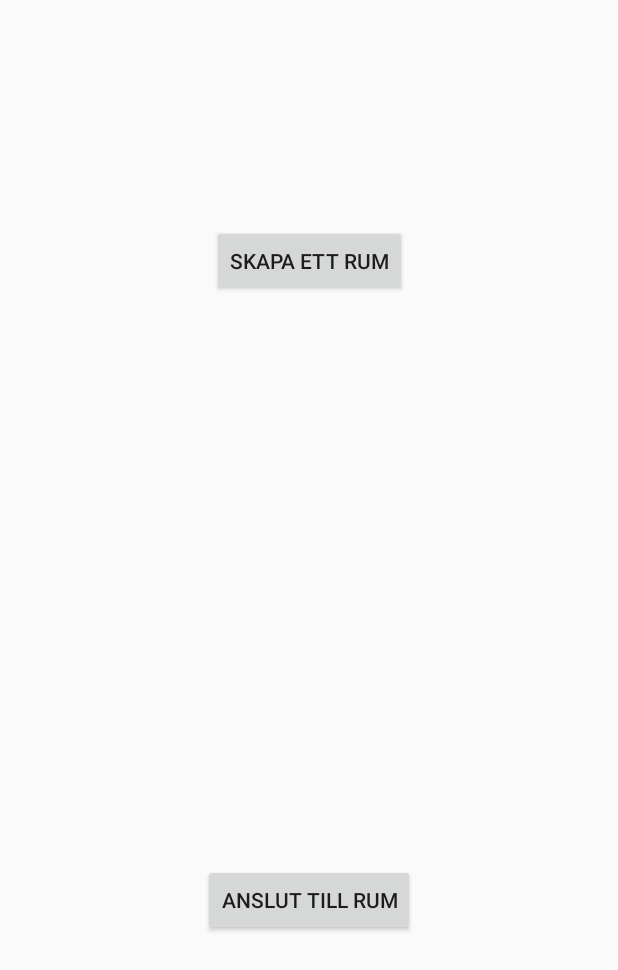
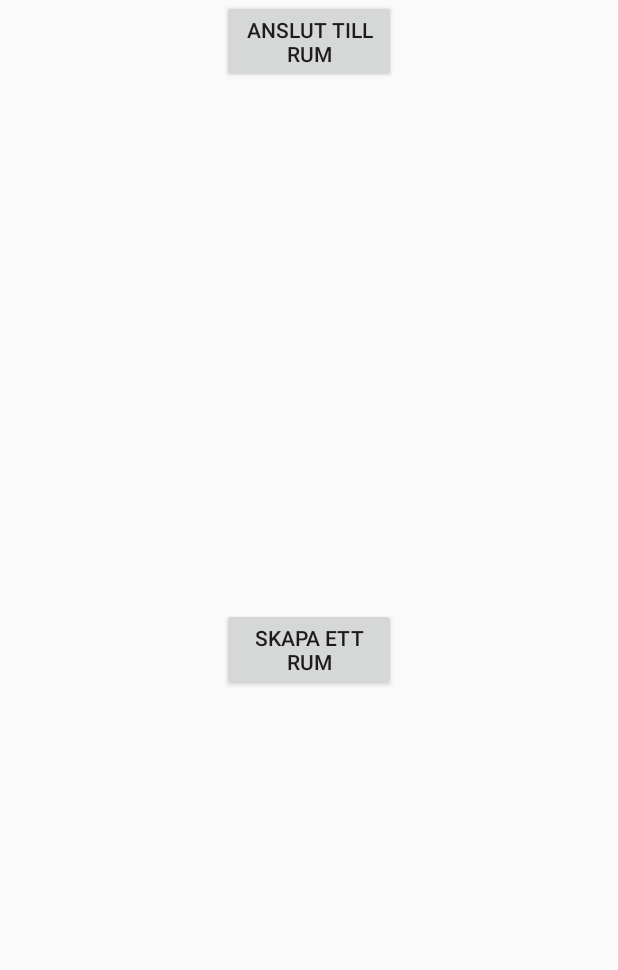
Before and after one commit to vltmn/qdio, an Android app: the screen it shows after launch (WelcomeActivity), on a phone screen of 412 x 824 dp. Shown: the top 970 px of the screen. Run offline under Robolectric (Android 15) with nearby library versions, the phone set to English and light mode, and no system bars.

Commit message:
added progress icon for createRoom in WelcomeActivity

```diff
--- a/app/src/main/java/io/hamo/qdio/view/WelcomeActivity.java
+++ b/app/src/main/java/io/hamo/qdio/view/WelcomeActivity.java
@@ -2,27 +2,39 @@ package io.hamo.qdio.view;
 
 import android.Manifest;
 import android.app.Activity;
+import android.arch.lifecycle.Observer;
 import android.content.Intent;
 import android.content.pm.PackageManager;
 import android.os.Bundle;
+import android.support.annotation.Nullable;
 import android.support.v4.app.ActivityCompat;
+import android.support.v4.app.Fragment;
+import android.support.v4.app.FragmentActivity;
 import android.support.v4.content.ContextCompat;
 import android.util.Log;
 import android.view.View;
+import android.widget.LinearLayout;
+import android.widget.ProgressBar;
 
 import io.hamo.qdio.MainActivity;
 import io.hamo.qdio.R;
+import io.hamo.qdio.playback.ConnectFragment;
+import io.hamo.qdio.playback.PlayerFactory;
 import io.hamo.qdio.room.Room;
 import io.hamo.qdio.room.RoomInstanceHolder;
 import io.hamo.qdio.room.init.RoomCreationService;
 
-public class WelcomeActivity extends Activity {
+public class WelcomeActivity extends FragmentActivity {
+    private ProgressBar roomConnectProgress;
+    private LinearLayout buttonGroup;
 
     @Override
     public void onCreate(Bundle savedInstanceState) {
         super.onCreate(savedInstanceState);
         setContentView(R.layout.activity_welcome);
         checkPermissions();
+        roomConnectProgress = findViewById(R.id.roomConnectProgress);
+        buttonGroup = findViewById(R.id.buttonGroup);
     }
 
     private void checkPermissions() {
@@ -36,13 +48,26 @@ public class WelcomeActivity extends Activity {
         }
     }
 
+    public void createRoom(View view) {
+        buttonGroup.setVisibility(View.INVISIBLE);
+        roomConnectProgress.setVisibility(View.VISIBLE);
+        Fragment connectFragment = new ConnectFragment();
+        getSupportFragmentManager().beginTransaction()
+            .add(connectFragment, ConnectFragment.TAG).commit();
 
-    public void createRoom(View view) {
-        Intent intent = new Intent(this, MainActivity.class);
-        RoomCreationService roomCreationService = new RoomCreationService(this);
-        Room room = roomCreationService.createRoom(getRandomRoomName());
-        RoomInstanceHolder.setRoomInstance(room);
-        startActivity(intent);
+        final Intent intent = new Intent(this, MainActivity.class);
+        final RoomCreationService roomCreationService = new RoomCreationService(this);
+        PlayerFactory.getIsInstantiated().observe(this, new Observer<Boolean>() {
+            @Override
+            public void onChanged(@Nullable Boolean aBoolean) {
+                if (aBoolean == null || !aBoolean) {
+                    return;
+                }
+                Room room = roomCreationService.createRoom(getRandomRoomName());
+                RoomInstanceHolder.setRoomInstance(room);
+                startActivity(intent);
+            }
+        });
     }
 
     private static String getRandomRoomName() {
@@ -53,4 +78,6 @@ public class WelcomeActivity extends Activity {
         Intent intent = new Intent(this, RoomDiscoveryActivity.class);
         startActivity(intent);
     }
+
+
 }
--- a/app/src/main/res/layout/activity_welcome.xml
+++ b/app/src/main/res/layout/activity_welcome.xml
@@ -6,9 +6,37 @@
     android:layout_width="match_parent"
     android:layout_height="match_parent">
 
+    <ProgressBar
+        android:id="@+id/roomConnectProgress"
+        style="?android:attr/progressBarStyle"
+        android:layout_width="48dp"
+        android:layout_height="48dp"
+        android:visibility="invisible"
+        tools:layout_editor_absoluteX="168dp"
+        tools:layout_editor_absoluteY="231dp" />
+
+    <LinearLayout
+        android:id="@+id/buttonGroup"
+        android:layout_width="match_parent"
+        android:layout_height="match_parent"
+        android:orientation="vertical">
+
+        <Button
+            android:id="@+id/joinButton"
+            android:layout_width="match_parent"
+            android:layout_height="wrap_content"
+            android:layout_marginBottom="200dp"
+            android:layout_marginEnd="148dp"
+            android:layout_marginStart="148dp"
+            android:onClick="joinRoom"
+            android:text="@string/join_room"
+            app:layout_constraintBottom_toBottomOf="parent"
+            app:layout_constraintEnd_toEndOf="parent"
+            app:layout_constraintStart_toStartOf="parent" />
+
         <Button
             android:id="@+id/createButton"
-        android:layout_width="wrap_content"
+            android:layout_width="match_parent"
             android:layout_height="wrap_content"
             android:layout_marginEnd="148dp"
             android:layout_marginStart="148dp"
@@ -18,17 +46,6 @@
             app:layout_constraintEnd_toEndOf="parent"
             app:layout_constraintStart_toStartOf="parent"
             app:layout_constraintTop_toTopOf="parent" />
+    </LinearLayout>
 
-    <Button
-        android:id="@+id/joinButton"
-        android:layout_width="wrap_content"
-        android:layout_height="wrap_content"
-        android:layout_marginBottom="200dp"
-        android:layout_marginEnd="148dp"
-        android:layout_marginStart="148dp"
-        android:onClick="joinRoom"
-        android:text="@string/join_room"
-        app:layout_constraintBottom_toBottomOf="parent"
-        app:layout_constraintEnd_toEndOf="parent"
-        app:layout_constraintStart_toStartOf="parent" />
 </android.support.constraint.ConstraintLayout>
```
Lines whose indentation alone changed are shown as unchanged.
